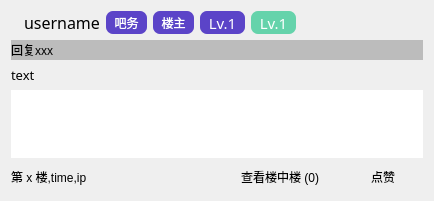
Old version of the form resf/comment_view.ui in the repository clb-128258/TiebaDesktop.
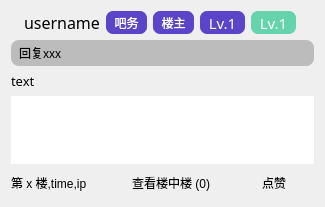
New version of the form.

The edit to the form file:
```diff
--- a/resf/comment_view.ui
+++ b/resf/comment_view.ui
@@ -6,7 +6,7 @@
    <rect>
     <x>0</x>
     <y>0</y>
-    <width>434</width>
+    <width>325</width>
     <height>199</height>
    </rect>
   </property>
@@ -322,18 +322,23 @@
        <property name="minimumSize">
         <size>
          <width>0</width>
-         <height>20</height>
+         <height>0</height>
         </size>
        </property>
        <property name="maximumSize">
         <size>
          <width>16777215</width>
-         <height>20</height>
+         <height>16777215</height>
         </size>
        </property>
        <property name="styleSheet">
         <string notr="true">QLabel{
 	background-color: rgb(188, 188, 188);
+	border-radius: 8px;
+	padding-top: 4px;
+    padding-right: 5px; 
+    padding-bottom: 4px;
+    padding-left: 5px;
 }
 </string>
        </property>
```
